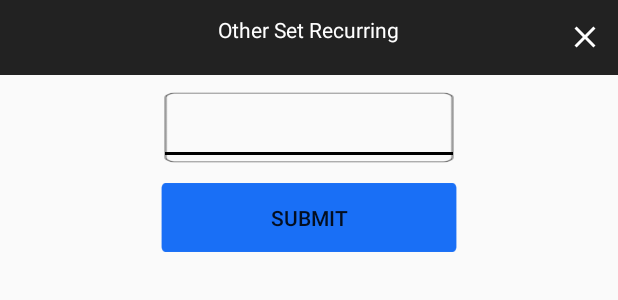
After one commit to priyankaharmale/FindChurches, an Android app: the layout dialog_other.xml on its own in the app's theme, with its tools: preview values and no code run, on a phone screen of 412 x 824 dp. The commit adds this screen. Shown: the top 300 px of the screen. Run offline under Robolectric (Android 15) with nearby library versions, the phone set to English and light mode, and no system bars.

Commit message:
04June2018

```diff
--- /dev/null
+++ b/app/src/main/res/layout/dialog_other.xml
@@ -0,0 +1,57 @@
+<?xml version="1.0" encoding="utf-8"?>
+<LinearLayout xmlns:android="http://schemas.android.com/apk/res/android"
+    android:layout_width="match_parent"
+    android:layout_height="match_parent"
+    android:orientation="vertical">
+
+    <RelativeLayout
+        android:layout_width="match_parent"
+        android:layout_height="@dimen/dimens_50dp"
+        android:background="@color/black">
+
+        <TextView
+            android:layout_width="wrap_content"
+            android:layout_height="wrap_content"
+            android:layout_centerHorizontal="true"
+
+            android:layout_margin="@dimen/dimens_10dp"
+            android:text="Other Set Recurring"
+            android:textColor="@color/white" />
+
+        <ImageView
+            android:id="@+id/iv_cancle"
+            android:layout_width="wrap_content"
+            android:layout_height="wrap_content"
+            android:layout_alignParentRight="true"
+            android:layout_centerVertical="true"
+            android:layout_margin="@dimen/dimens_10dp"
+            android:src="@drawable/ic_clear_black_24dp" />
+
+    </RelativeLayout>
+
+    <LinearLayout
+        android:layout_width="@dimen/dimens_200dp"
+        android:layout_height="@dimen/dimens_50dp"
+        android:layout_gravity="center"
+        android:layout_marginTop="@dimen/dimens_10dp"
+        android:background="@drawable/small_box_line">
+
+
+        <EditText
+            android:id="@+id/et_amount"
+            android:layout_width="match_parent"
+            android:layout_height="50dp"
+
+            android:inputType="number"
+            android:textSize="@dimen/dimens_20dp" />
+    </LinearLayout>
+
+    <Button
+        android:id="@+id/btn_submit"
+        android:layout_width="@dimen/dimens_200dp"
+        android:layout_height="@dimen/dimens_50dp"
+        android:layout_gravity="center"
+        android:layout_margin="@dimen/dimens_10dp"
+        android:background="@drawable/blue_box"
+        android:text="Submit" />
+</LinearLayout>
```
Also changed, not shown: app/build.gradle (+13 -7 lines), app/src/main/java/hnweb/com/findchurches/activity/PaymentTotalActivity.java (+32 -0 lines), app/src/main/java/hnweb/com/findchurches/activity/SplashActivity.java (+47 -1 lines), app/src/main/java/hnweb/com/findchurches/utility/PostDataTask.java (+20 -7 lines).
